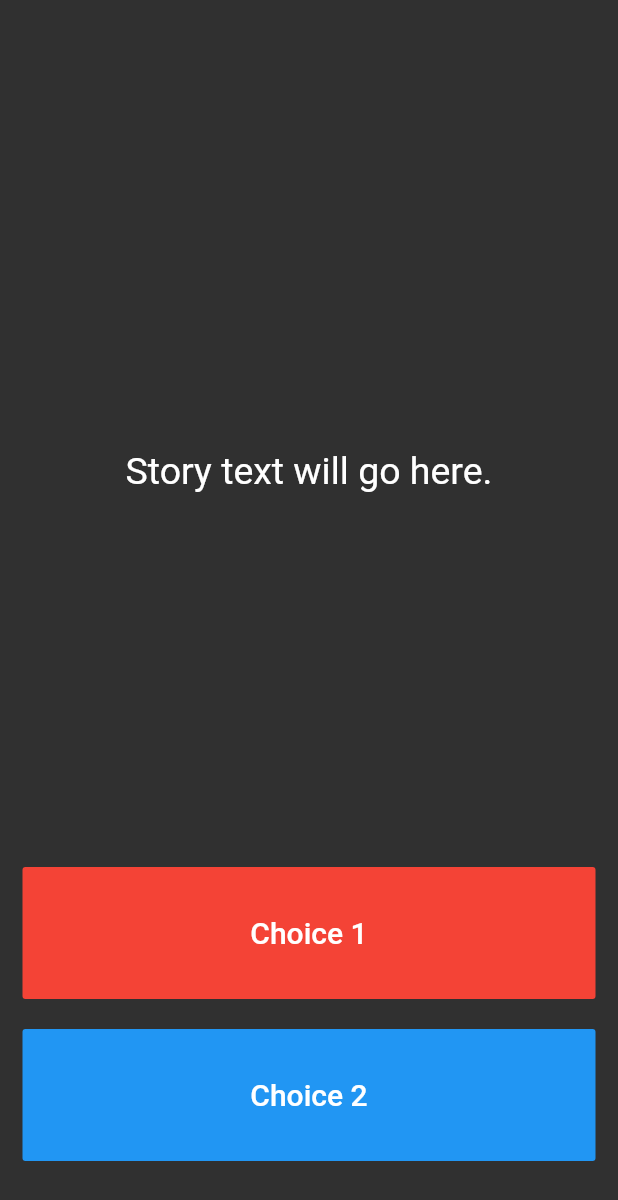
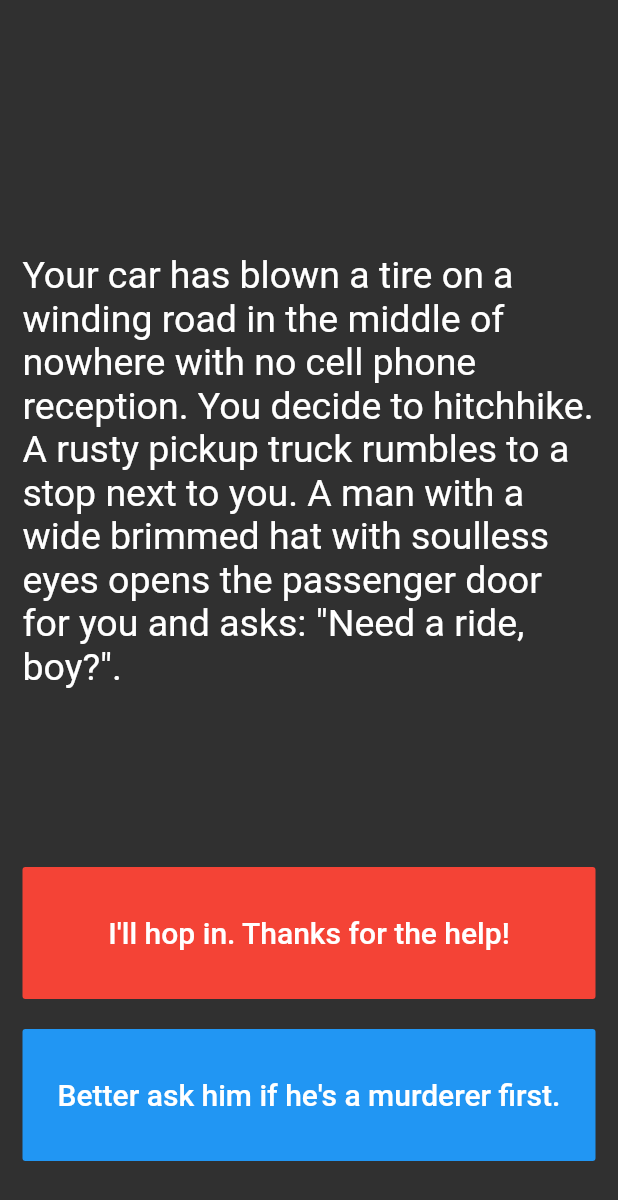
Before and after one commit to Mahad871/Destini, a Flutter app: the screen it shows after launch, on a phone screen of 412 x 824 dp. Shown: the top 1200 px of the screen. Run offline on Flutter 3.47's test engine with Material 2 defaults, Android fonts, the phone set to English and light mode, and no system bars.

Commit message:
Displaying Q1 and choices

```diff
--- a/lib/main.dart
+++ b/lib/main.dart
@@ -1,4 +1,5 @@
 import 'package:flutter/material.dart';
+import 'story_brain.dart';
 
 //TODO: Step 15 - Run the app and see if you can see the screen update with the first story. Delete this TODO if it looks as you expected.
 
@@ -19,6 +20,8 @@ class StoryPage extends StatefulWidget {
   _StoryPageState createState() => _StoryPageState();
 }
 
+StoryBrain _storyBrain = StoryBrain();
+
 class _StoryPageState extends State<StoryPage> {
   @override
   Widget build(BuildContext context) {
@@ -37,7 +40,7 @@ class _StoryPageState extends State<StoryPage> {
                 child: Center(
                   child: Text(
                     //TODO: Step 10 - use the storyBrain to get the first story title and display it in this Text Widget.
-                    'Story text will go here.',
+                    _storyBrain.getStory(),
                     style: TextStyle(
                       fontSize: 25.0,
                     ),
@@ -54,7 +57,7 @@ class _StoryPageState extends State<StoryPage> {
                   color: Colors.red,
                   child: Text(
                     //TODO: Step 13 - Use the storyBrain to get the text for choice 1.
-                    'Choice 1',
+                    _storyBrain.getChoice1(),
                     style: TextStyle(
                       fontSize: 20.0,
                     ),
@@ -74,11 +77,13 @@ class _StoryPageState extends State<StoryPage> {
                     //TODO: Step 19 - Call the nextStory() method from storyBrain and pass the number 2 as the choice made by the user.
                   },
                   color: Colors.blue,
-                  child: Text(
-                    //TODO: Step 14 - Use the storyBrain to get the text for choice 2.
-                    'Choice 2',
-                    style: TextStyle(
-                      fontSize: 20.0,
+                  child: Center(
+                    child: Text(
+                      //TODO: Step 14 - Use the storyBrain to get the text for choice 2.
+                      _storyBrain.getChoice2(),
+                      style: TextStyle(
+                        fontSize: 20.0,
+                      ),
                     ),
                   ),
                 ),
--- a/lib/story_brain.dart
+++ b/lib/story_brain.dart
@@ -1,48 +1,53 @@
 //TODO: Step 6 - import the story.dart file into this file.
+import 'story.dart';
 
 //TODO: Step 5 - Create a new class called StoryBrain.
-
+class StoryBrain {
 //TODO: Step 7 - Uncomment the lines below to include storyData as a private property in StoryBrain. Hint: You might need to change something in story.dart to make this work.
 
-//List<Story> _storyData = [
-//  Story(
-//      storyTitle:
-//      'Your car has blown a tire on a winding road in the middle of nowhere with no cell phone reception. You decide to hitchhike. A rusty pickup truck rumbles to a stop next to you. A man with a wide brimmed hat with soulless eyes opens the passenger door for you and asks: "Need a ride, boy?".',
-//      choice1: 'I\'ll hop in. Thanks for the help!',
-//      choice2: 'Better ask him if he\'s a murderer first.'),
-//  Story(
-//      storyTitle: 'He nods slowly, unphased by the question.',
-//      choice1: 'At least he\'s honest. I\'ll climb in.',
-//      choice2: 'Wait, I know how to change a tire.'),
-//  Story(
-//      storyTitle:
-//      'As you begin to drive, the stranger starts talking about his relationship with his mother. He gets angrier and angrier by the minute. He asks you to open the glovebox. Inside you find a bloody knife, two severed fingers, and a cassette tape of Elton John. He reaches for the glove box.',
-//      choice1: 'I love Elton John! Hand him the cassette tape.',
-//      choice2: 'It\'s him or me! You take the knife and stab him.'),
-//  Story(
-//      storyTitle:
-//      'What? Such a cop out! Did you know traffic accidents are the second leading cause of accidental death for most adult age groups?',
-//      choice1: 'Restart',
-//      choice2: ''),
-//  Story(
-//      storyTitle:
-//      'As you smash through the guardrail and careen towards the jagged rocks below you reflect on the dubious wisdom of stabbing someone while they are driving a car you are in.',
-//      choice1: 'Restart',
-//      choice2: ''),
-//  Story(
-//      storyTitle:
-//      'You bond with the murderer while crooning verses of "Can you feel the love tonight". He drops you off at the next town. Before you go he asks you if you know any good places to dump bodies. You reply: "Try the pier".',
-//      choice1: 'Restart',
-//      choice2: '')
-//];
+  int storyNumber = 0;
+
+  List<Story> _storyData = [
+    Story(
+        storyTitle:
+            'Your car has blown a tire on a winding road in the middle of nowhere with no cell phone reception. You decide to hitchhike. A rusty pickup truck rumbles to a stop next to you. A man with a wide brimmed hat with soulless eyes opens the passenger door for you and asks: "Need a ride, boy?".',
+        choice1: 'I\'ll hop in. Thanks for the help!',
+        choice2: 'Better ask him if he\'s a murderer first.'),
+    Story(
+        storyTitle: 'He nods slowly, unphased by the question.',
+        choice1: 'At least he\'s honest. I\'ll climb in.',
+        choice2: 'Wait, I know how to change a tire.'),
+    Story(
+        storyTitle:
+            'As you begin to drive, the stranger starts talking about his relationship with his mother. He gets angrier and angrier by the minute. He asks you to open the glovebox. Inside you find a bloody knife, two severed fingers, and a cassette tape of Elton John. He reaches for the glove box.',
+        choice1: 'I love Elton John! Hand him the cassette tape.',
+        choice2: 'It\'s him or me! You take the knife and stab him.'),
+    Story(
+        storyTitle:
+            'What? Such a cop out! Did you know traffic accidents are the second leading cause of accidental death for most adult age groups?',
+        choice1: 'Restart',
+        choice2: ''),
+    Story(
+        storyTitle:
+            'As you smash through the guardrail and careen towards the jagged rocks below you reflect on the dubious wisdom of stabbing someone while they are driving a car you are in.',
+        choice1: 'Restart',
+        choice2: ''),
+    Story(
+        storyTitle:
+            'You bond with the murderer while crooning verses of "Can you feel the love tonight". He drops you off at the next town. Before you go he asks you if you know any good places to dump bodies. You reply: "Try the pier".',
+        choice1: 'Restart',
+        choice2: '')
+  ];
 
 //TODO: Step 23 - Use the storyNumber property inside getStory(), getChoice1() and getChoice2() so that it gets the updated story and choices rather than always just the first (0th) one.
 
 //TODO: Step 8 - Create a method called getStory() that returns the first storyTitle from _storyData.
-
+  String getStory() => _storyData[storyNumber].storyTitle;
 //TODO: Step 11 - Create a method called getChoice1() that returns the text for the first choice1 from _storyData.
+  String getChoice1() => _storyData[storyNumber].choice1;
 
 //TODO: Step 12 - Create a method called getChoice2() that returns the text for the first choice2 from _storyData.
+  String getChoice2() => _storyData[storyNumber].choice2;
 
 //TODO: Step 25 - Change the storyNumber property into a private property so that only story_brain.dart has access to it. You can do this by right clicking on the name (storyNumber) and selecting Refactor -> Rename to make the change across all the places where it's used.
 
@@ -56,4 +61,4 @@
 
 //TODO: Step 22 - In nextStory() if the storyNumber is equal to 3 or 4 or 5, that means it's the end of the game and it should call a method called restart() that resets the storyNumber to 0.
 
-//TODO: Step 27 - Create a method called buttonShouldBeVisible() which checks to see if storyNumber is 0 or 1 or 2 (when both buttons should show choices) and return true if that is the case, else it should return false.
+}
```
Also changed, not shown: lib/story.dart (+7 -0 lines).
